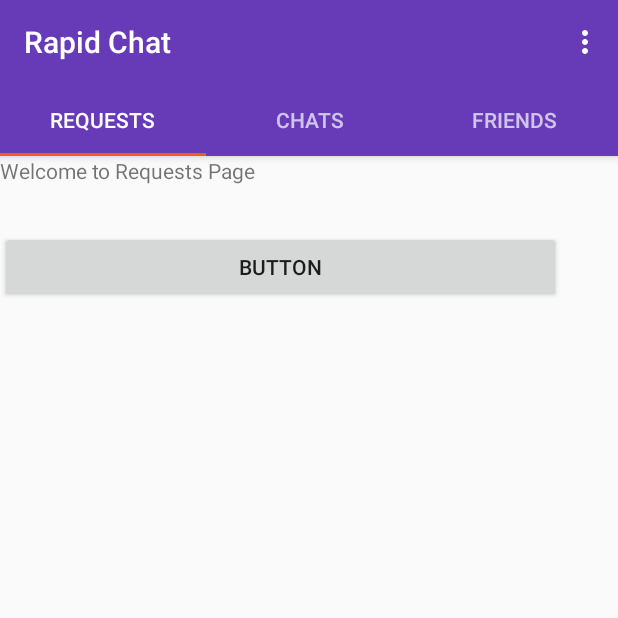
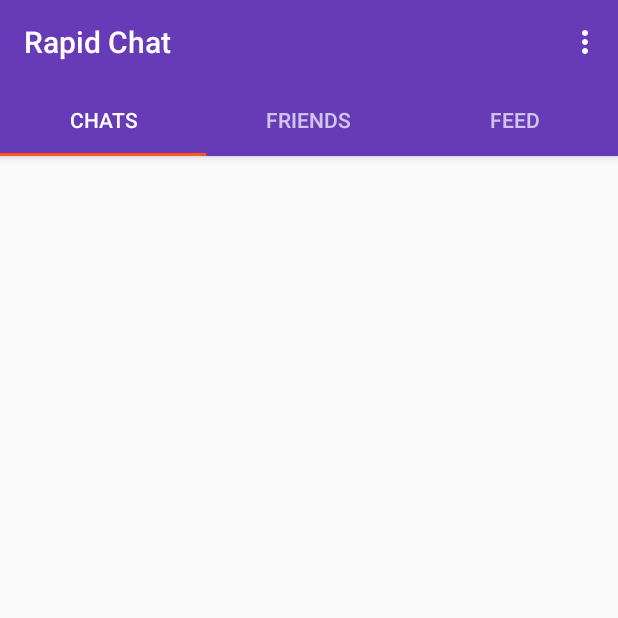
Before and after one commit to MattSuekel/Inspire, an Android app: the screen it shows after launch once a user with an empty profile is signed in (MainActivity), on a phone screen of 412 x 824 dp, the top half of it. Run offline under Robolectric (Android 15) with nearby library versions, the phone set to English and light mode, and no system bars; our stand-ins replace CircleImageView, Firebase (no records; nobody signed in at launch, a user with empty details on screens opened directly), Picasso; pictures from the network do not load; 2 statements that could not run were skipped.

Commit message:
Changed order of fragments

```diff
--- a/app/src/main/java/com/dashtechnologies/rapidchat/RequestsFragment.java
+++ b/app/src/main/java/com/dashtechnologies/rapidchat/BlogFragment.java
@@ -13,10 +13,10 @@ import android.widget.Button;
 /**
  * A simple {@link Fragment} subclass.
  */
-public class RequestsFragment extends Fragment {
+public class BlogFragment extends Fragment {
 
 
-    public RequestsFragment() {
+    public BlogFragment() {
         // Required empty public constructor
     }
 
@@ -25,9 +25,9 @@ public class RequestsFragment extends Fragment {
     public View onCreateView(LayoutInflater inflater, ViewGroup container,
                              Bundle savedInstanceState) {
         // Inflate the layout for this fragment
-      //  return inflater.inflate(R.layout.fragment_requests, container, false);
+      //  return inflater.inflate(R.layout.fragment_blog, container, false);
 
-        View view = inflater.inflate(R.layout.fragment_requests,
+        View view = inflater.inflate(R.layout.fragment_blog,
                 container, false);
         Button button = (Button) view.findViewById(R.id.button2);
         button.setOnClickListener(new View.OnClickListener()
--- a/app/src/main/java/com/dashtechnologies/rapidchat/SectionsPagerAdapter.java
+++ b/app/src/main/java/com/dashtechnologies/rapidchat/SectionsPagerAdapter.java
@@ -19,15 +19,15 @@ class SectionsPagerAdapter extends FragmentPagerAdapter {
     public Fragment getItem(int position) {
 
         switch(position) {
+            case 2:
+                BlogFragment blogFragment = new BlogFragment();
+                return blogFragment;
+
             case 0:
-                RequestsFragment requestsFragment = new RequestsFragment();
-                return requestsFragment;
-
-            case 1:
                 ChatsFragment chatsFragment = new ChatsFragment();
                 return  chatsFragment;
 
-            case 2:
+            case 1:
                 FriendsFragment friendsFragment = new FriendsFragment();
                 return friendsFragment;
 
@@ -45,13 +45,13 @@ class SectionsPagerAdapter extends FragmentPagerAdapter {
     public CharSequence getPageTitle(int position){
 
         switch (position) {
+            case 2:
+                return "FEED";
+
             case 0:
-                return "REQUESTS";
+                return "CHATS";
 
             case 1:
-                return "CHATS";
-
-            case 2:
                 return "FRIENDS";
 
             default:
--- a/app/src/main/res/layout/fragment_requests.xml
+++ b/app/src/main/res/layout/fragment_blog.xml
@@ -2,7 +2,7 @@
     xmlns:tools="http://schemas.android.com/tools"
     android:layout_width="match_parent"
     android:layout_height="match_parent"
-    tools:context="com.dashtechnologies.rapidchat.RequestsFragment">
+    tools:context="com.dashtechnologies.rapidchat.BlogFragment">
 
     <!-- TODO: Update blank fragment layout -->
 
```
